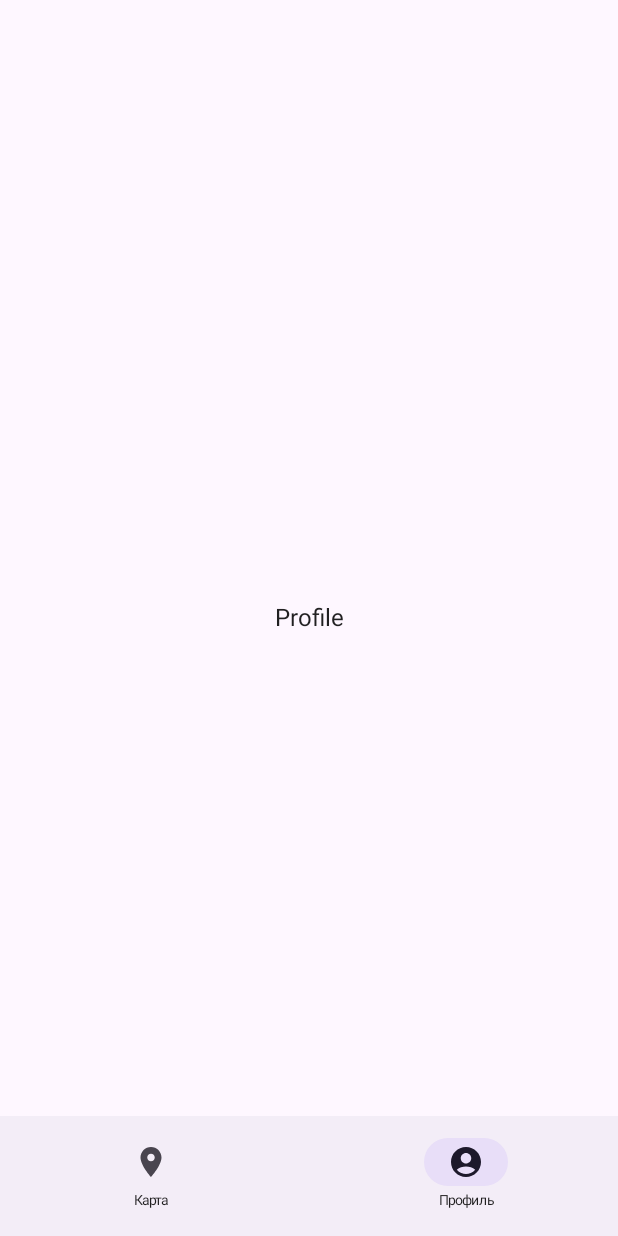
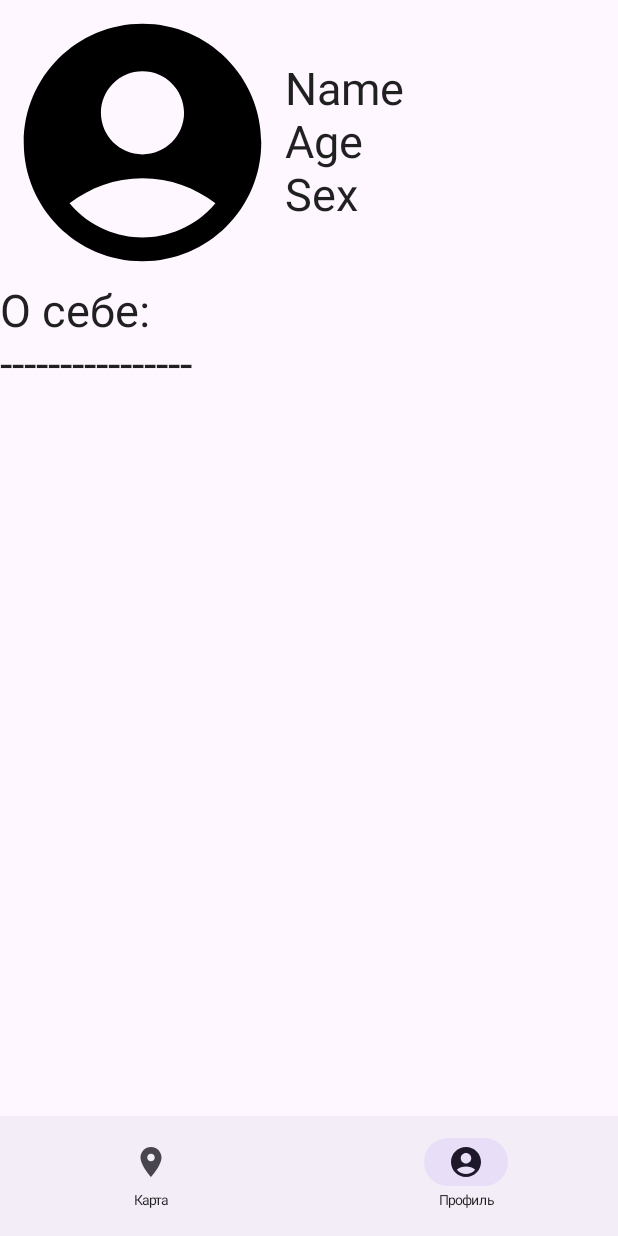
Before and after one commit to Zainds/sip, an Android app built with Jetpack Compose: the screen_2 screen opened through its navigation route, on a phone screen of 412 x 824 dp. Run offline under Robolectric (Android 15) with nearby library versions, the phone set to English and light mode, and no system bars; libraries missing offline, so code that uses them is left out: org.osmdroid.api, org.osmdroid.util; 1 statement that could not run was skipped.

Commit message:
profile added

```diff
--- a/app/src/main/java/com/utsman/osmapp/MarkerPage.kt
+++ b/app/src/main/java/com/utsman/osmapp/MarkerPage.kt
@@ -35,12 +35,12 @@ fun MarkerPage() {
         zoom = 12.0
     }
 
-    val operaMarkerState = rememberMarkerState( //depok
+    val operaMarkerState = rememberMarkerState(
         geoPoint = Coordinates.opera,
         rotation = 90f
     )
 
-    val charlieMarkerState = rememberMarkerState( //jakarta
+    val charlieMarkerState = rememberMarkerState(
         geoPoint = Coordinates.charlie,
         rotation = 90f
     )
--- a/app/src/main/java/com/utsman/osmapp/botton_navigation/Screens.kt
+++ b/app/src/main/java/com/utsman/osmapp/botton_navigation/Screens.kt
@@ -1,24 +1,67 @@
 package com.utsman.osmapp.botton_navigation
 
+import android.graphics.drawable.Drawable
+import android.media.Image
+import androidx.compose.foundation.Image
+import androidx.compose.foundation.layout.Column
+import androidx.compose.foundation.layout.Row
+import androidx.compose.foundation.layout.Spacer
 import androidx.compose.foundation.layout.fillMaxSize
+import androidx.compose.foundation.layout.size
 import androidx.compose.foundation.layout.wrapContentHeight
 import androidx.compose.material.Text
 import androidx.compose.runtime.Composable
+import androidx.compose.ui.Alignment
 import androidx.compose.ui.Modifier
+import androidx.compose.ui.res.painterResource
 import androidx.compose.ui.text.style.TextAlign
+import androidx.compose.ui.tooling.preview.Preview
+import androidx.compose.ui.unit.dp
+import androidx.compose.ui.unit.sp
 import com.utsman.osmapp.MarkerPage
+import com.utsman.osmapp.R
 
 @Composable
 fun Screen1() {
     MarkerPage()
 }
 
+@Preview
 @Composable
 fun Screen2() {
-    Text(
-        text = "Profile",
-        modifier = Modifier
-            .fillMaxSize()
-            .wrapContentHeight(),
-        textAlign = TextAlign.Center)
+    Column{
+        Row (
+            verticalAlignment = Alignment.CenterVertically
+        ){
+            androidx.compose.foundation.Image(
+                painter = painterResource(id = R.drawable.account),
+                contentDescription = "",
+                modifier = Modifier.size(190.dp)
+            )
+            Column {
+                Text(
+                    text = "Name",
+                    fontSize = 30.sp
+                )
+                //Spacer(modifier = Mo)
+                Text(
+                    text = "Age",
+                    fontSize = 30.sp
+                )
+                Text(
+                    text = "Sex",
+                    fontSize = 30.sp
+                )
+            }
+        }
+        Column {
+            Text(text = "О себе:", fontSize = 30.sp)
+            Text(text = "----------------", fontSize = 30.sp)
+        }
+
+    }
+
+
+
+
 }
```
Also changed, not shown: app/src/main/java/com/utsman/osmapp/SplashScreen.kt (added, +23 -0 lines), app/src/main/java/com/utsman/osmapp/User.kt (added, +8 -0 lines), app/src/main/java/com/utsman/osmapp/botton_navigation/NavGraph.kt (+58 -0 lines).
